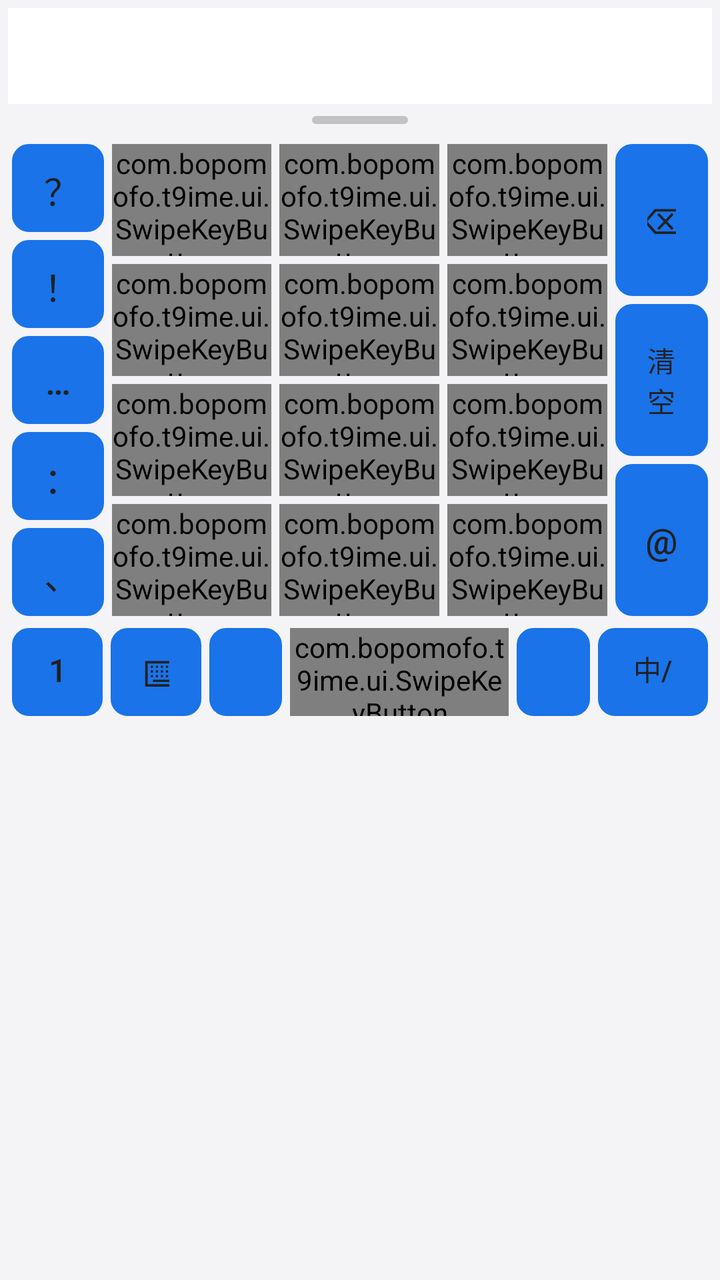
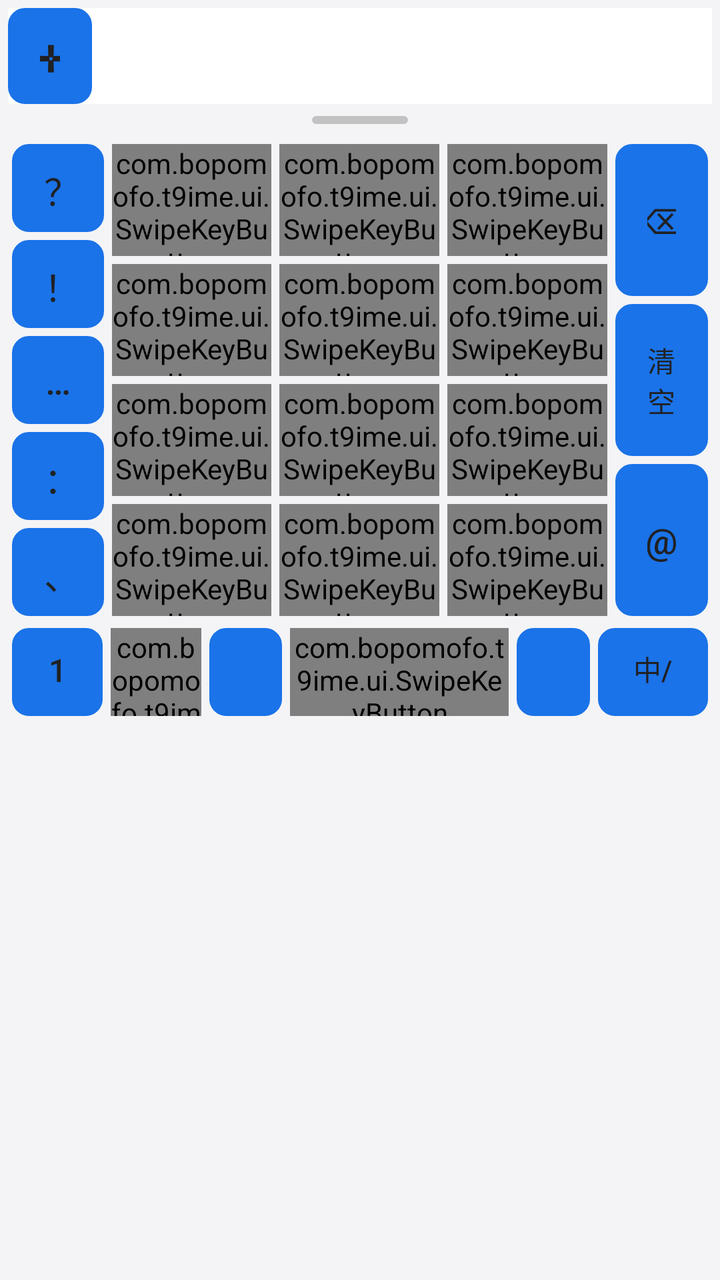

The first picture is an Android layout as it rendered before a commit; the second is the same layout after the commit. The layout source and the unified diff follow.
<!-- AndroidManifest.xml: application theme Theme.BopomofoT9IME -->
<!-- res/layout/keyboard_view.xml -->
<?xml version="1.0" encoding="utf-8"?>
<LinearLayout xmlns:android="http://schemas.android.com/apk/res/android"
    android:id="@+id/keyboard_root"
    android:layout_width="match_parent"
    android:layout_height="wrap_content"
    android:background="@color/kb_bg"
    android:orientation="vertical"
    android:padding="4dp">

    
    <FrameLayout
        android:layout_width="match_parent"
        android:layout_height="48dp"
        android:background="@color/kb_candidate_bg">

        <HorizontalScrollView
            android:id="@+id/candidate_scroll"
            android:layout_width="match_parent"
            android:layout_height="match_parent"
            android:fadingEdgeLength="24dp"
            android:requiresFadingEdge="horizontal"
            android:scrollbars="none">

            <LinearLayout
                android:id="@+id/candidate_container"
                android:layout_width="wrap_content"
                android:layout_height="match_parent"
                android:gravity="center_vertical"
                android:orientation="horizontal"
                android:paddingStart="8dp"
                android:paddingEnd="32dp" />
        </HorizontalScrollView>

        
        <TextView
            android:id="@+id/candidate_more_indicator"
            android:layout_width="28dp"
            android:layout_height="match_parent"
            android:layout_gravity="end|center_vertical"
            android:gravity="center"
            android:text="›"
            android:textColor="@color/kb_candidate_text"
            android:textSize="22sp"
            android:textStyle="bold"
            android:background="@drawable/bg_candidate_more"
            android:visibility="gone" />
    </FrameLayout>

    
    <FrameLayout
        android:id="@+id/layout_resize_handle"
        android:layout_width="match_parent"
        android:layout_height="16dp"
        android:clickable="true"
        android:focusable="true">

        <View
            android:layout_width="48dp"
            android:layout_height="4dp"
            android:layout_gravity="center"
            android:background="@drawable/bg_resize_pill" />
    </FrameLayout>

    
    <FrameLayout
        android:id="@+id/layout_main_frame"
        android:layout_width="match_parent"
        android:layout_height="240dp"
        android:layout_marginTop="2dp">

        
        <LinearLayout
            android:id="@+id/layout_12key"
            android:layout_width="match_parent"
            android:layout_height="match_parent"
            android:orientation="horizontal"
            android:visibility="visible">

            
            <FrameLayout
                android:layout_width="0dp"
                android:layout_height="match_parent"
                android:layout_weight="1.2">

                
                <LinearLayout
                    android:id="@+id/layout_symbols"
                    android:layout_width="match_parent"
                    android:layout_height="match_parent"
                    android:orientation="vertical"
                    android:visibility="visible">

                    <Button
                        android:id="@+id/btn_sym_1"
                        style="?android:attr/borderlessButtonStyle"
                        android:layout_width="match_parent"
                        android:layout_height="0dp"
                        android:layout_margin="2dp"
                        android:layout_weight="1"
                        android:background="@drawable/bg_key_action"
                        android:text="？"
                        android:textColor="@color/kb_text_primary"
                        android:textSize="18sp" />

                    <Button
                        android:id="@+id/btn_sym_2"
                        style="?android:attr/borderlessButtonStyle"
                        android:layout_width="match_parent"
                        android:layout_height="0dp"
                        android:layout_margin="2dp"
                        android:layout_weight="1"
                        android:background="@drawable/bg_key_action"
                        android:text="！"
                        android:textColor="@color/kb_text_primary"
                        android:textSize="18sp" />

                    <Button
                        android:id="@+id/btn_sym_3"
                        style="?android:attr/borderlessButtonStyle"
                        android:layout_width="match_parent"
                        android:layout_height="0dp"
                        android:layout_margin="2dp"
                        android:layout_weight="1"
                        android:background="@drawable/bg_key_action"
                        android:text="……"
                        android:textColor="@color/kb_text_primary"
                        android:textSize="18sp" />

                    <Button
                        android:id="@+id/btn_sym_4"
                        style="?android:attr/borderlessButtonStyle"
                        android:layout_width="match_parent"
                        android:layout_height="0dp"
                        android:layout_margin="2dp"
                        android:layout_weight="1"
                        android:background="@drawable/bg_key_action"
                        android:text="："
                        android:textColor="@color/kb_text_primary"
                        android:textSize="18sp" />

                    <Button
                        android:id="@+id/btn_sym_5"
                        style="?android:attr/borderlessButtonStyle"
                        android:layout_width="match_parent"
                        android:layout_height="0dp"
                        android:layout_margin="2dp"
                        android:layout_weight="1"
                        android:background="@drawable/bg_key_action"
                        android:text="、"
                        android:textColor="@color/kb_text_primary"
                        android:textSize="18sp" />
                </LinearLayout>

                
                <ScrollView
                    android:id="@+id/scroll_zhuyin_combos"
                    android:layout_width="match_parent"
                    android:layout_height="match_parent"
                    android:scrollbars="none"
                    android:visibility="gone">

                    <LinearLayout
                        android:id="@+id/container_zhuyin_combos"
                        android:layout_width="match_parent"
                        android:layout_height="wrap_content"
                        android:orientation="vertical" />
                </ScrollView>
            </FrameLayout>

            
            <LinearLayout
                android:layout_width="0dp"
                android:layout_height="match_parent"
                android:layout_weight="6"
                android:orientation="vertical">

                
                <LinearLayout
                    android:layout_width="match_parent"
                    android:layout_height="0dp"
                    android:layout_weight="1"
                    android:orientation="horizontal">

                    <com.bopomofo.t9ime.ui.SwipeKeyButton
                        android:id="@+id/key_k1"
                        style="?android:attr/borderlessButtonStyle"
                        android:layout_width="0dp"
                        android:layout_height="match_parent"
                        android:layout_margin="2dp"
                        android:layout_weight="1"
                        android:background="@drawable/bg_key"
                        android:text="ㄅ ㄉ ㄚ"
                        android:textColor="@color/kb_text_primary"
                        android:textSize="16sp" />

                    <com.bopomofo.t9ime.ui.SwipeKeyButton
                        android:id="@+id/key_k2"
                        style="?android:attr/borderlessButtonStyle"
                        android:layout_width="0dp"
                        android:layout_height="match_parent"
                        android:layout_margin="2dp"
                        android:layout_weight="1"
                        android:background="@drawable/bg_key"
                        android:text="ㄍ ㄐ ㄞ"
                        android:textColor="@color/kb_text_primary"
                        android:textSize="16sp" />

                    <com.bopomofo.t9ime.ui.SwipeKeyButton
                        android:id="@+id/key_k3"
                        style="?android:attr/borderlessButtonStyle"
                        android:layout_width="0dp"
                        android:layout_height="match_parent"
                        android:layout_margin="2dp"
                        android:layout_weight="1"
                        android:background="@drawable/bg_key"
                        android:text="ㄓ ㄗ ㄢ ㄦ"
                        android:textColor="@color/kb_text_primary"
                        android:textSize="15sp" />
                </LinearLayout>

                
                <LinearLayout
                    android:layout_width="match_parent"
                    android:layout_height="0dp"
                    android:layout_weight="1"
                    android:orientation="horizontal">

                    <com.bopomofo.t9ime.ui.SwipeKeyButton
                        android:id="@+id/key_k4"
                        style="?android:attr/borderlessButtonStyle"
                        android:layout_width="0dp"
                        android:layout_height="match_parent"
                        android:layout_margin="2dp"
                        android:layout_weight="1"
                        android:background="@drawable/bg_key"
                        android:text="ㄆ ㄊ ㄛ"
                        android:textColor="@color/kb_text_primary"
                        android:textSize="16sp" />

                    <com.bopomofo.t9ime.ui.SwipeKeyButton
                        android:id="@+id/key_k5"
                        style="?android:attr/borderlessButtonStyle"
                        android:layout_width="0dp"
                        android:layout_height="match_parent"
                        android:layout_margin="2dp"
                        android:layout_weight="1"
                        android:background="@drawable/bg_key"
                        android:text="ㄎ ㄑ ㄟ"
                        android:textColor="@color/kb_text_primary"
                        android:textSize="16sp" />

                    <com.bopomofo.t9ime.ui.SwipeKeyButton
                        android:id="@+id/key_k6"
                        style="?android:attr/borderlessButtonStyle"
                        android:layout_width="0dp"
                        android:layout_height="match_parent"
                        android:layout_margin="2dp"
                        android:layout_weight="1"
                        android:background="@drawable/bg_key"
                        android:text="ㄔ ㄘ ㄣ ㄧ"
                        android:textColor="@color/kb_text_primary"
                        android:textSize="15sp" />
                </LinearLayout>

                
                <LinearLayout
                    android:layout_width="match_parent"
                    android:layout_height="0dp"
                    android:layout_weight="1"
                    android:orientation="horizontal">

                    <com.bopomofo.t9ime.ui.SwipeKeyButton
                        android:id="@+id/key_k7"
                        style="?android:attr/borderlessButtonStyle"
                        android:layout_width="0dp"
                        android:layout_height="match_parent"
                        android:layout_margin="2dp"
                        android:layout_weight="1"
                        android:background="@drawable/bg_key"
                        android:text="ㄇ ㄋ ㄜ"
                        android:textColor="@color/kb_text_primary"
                        android:textSize="16sp" />

                    <com.bopomofo.t9ime.ui.SwipeKeyButton
                        android:id="@+id/key_k8"
                        style="?android:attr/borderlessButtonStyle"
                        android:layout_width="0dp"
                        android:layout_height="match_parent"
                        android:layout_margin="2dp"
                        android:layout_weight="1"
                        android:background="@drawable/bg_key"
                        android:text="ㄏ ㄒ ㄠ ㄡ"
                        android:textColor="@color/kb_text_primary"
                        android:textSize="15sp" />

                    <com.bopomofo.t9ime.ui.SwipeKeyButton
                        android:id="@+id/key_k9"
                        style="?android:attr/borderlessButtonStyle"
                        android:layout_width="0dp"
                        android:layout_height="match_parent"
                        android:layout_margin="2dp"
                        android:layout_weight="1"
                        android:background="@drawable/bg_key"
                        android:text="ㄕ ㄙ ㄤ ㄨ"
                        android:textColor="@color/kb_text_primary"
                        android:textSize="15sp" />
                </LinearLayout>

                
                <LinearLayout
                    android:layout_width="match_parent"
                    android:layout_height="0dp"
                    android:layout_weight="1"
                    android:orientation="horizontal">

                    <com.bopomofo.t9ime.ui.SwipeKeyButton
                        android:id="@+id/key_k10"
                        style="?android:attr/borderlessButtonStyle"
                        android:layout_width="0dp"
                        android:layout_height="match_parent"
                        android:layout_margin="2dp"
                        android:layout_weight="1"
                        android:background="@drawable/bg_key"
                        android:text="ㄈ ㄌ ㄝ"
                        android:textColor="@color/kb_text_primary"
                        android:textSize="16sp" />

                    <com.bopomofo.t9ime.ui.SwipeKeyButton
                        android:id="@+id/key_k11"
                        style="?android:attr/borderlessButtonStyle"
                        android:layout_width="0dp"
                        android:layout_height="match_parent"
                        android:layout_margin="2dp"
                        android:layout_weight="1"
                        android:background="@drawable/bg_key"
                        android:text="ˇ ˋ ˊ ˙"
                        android:textColor="@color/kb_text_primary"
                        android:textSize="18sp" />

                    <com.bopomofo.t9ime.ui.SwipeKeyButton
                        android:id="@+id/key_k12"
                        style="?android:attr/borderlessButtonStyle"
                        android:layout_width="0dp"
                        android:layout_height="match_parent"
                        android:layout_margin="2dp"
                        android:layout_weight="1"
                        android:background="@drawable/bg_key"
                        android:text="ㄖ ㄥ ㄩ"
                        android:textColor="@color/kb_text_primary"
                        android:textSize="16sp" />
                </LinearLayout>

            </LinearLayout>

            
            <LinearLayout
                android:layout_width="0dp"
                android:layout_height="match_parent"
                android:layout_weight="1.2"
                android:orientation="vertical">

                <Button
                    android:id="@+id/btn_backspace"
                    style="?android:attr/borderlessButtonStyle"
                    android:layout_width="match_parent"
                    android:layout_height="0dp"
                    android:layout_margin="2dp"
                    android:layout_weight="1"
                    android:background="@drawable/bg_key_action"
                    android:text="⌫"
                    android:textColor="@color/kb_text_primary"
                    android:textSize="18sp" />

                <Button
                    android:id="@+id/btn_clear"
                    style="?android:attr/borderlessButtonStyle"
                    android:layout_width="match_parent"
                    android:layout_height="0dp"
                    android:layout_margin="2dp"
                    android:layout_weight="1"
                    android:background="@drawable/bg_key_action"
                    android:text="清空"
                    android:textColor="@color/kb_text_primary"
                    android:textSize="14sp" />

                <Button
                    android:id="@+id/btn_sym_at"
                    style="?android:attr/borderlessButtonStyle"
                    android:layout_width="match_parent"
                    android:layout_height="0dp"
                    android:layout_margin="2dp"
                    android:layout_weight="1"
                    android:background="@drawable/bg_key_action"
                    android:text="@"
                    android:textColor="@color/kb_text_primary"
                    android:textSize="18sp" />
            </LinearLayout>
        </LinearLayout>

        
        <LinearLayout
            android:id="@+id/layout_qwerty"
            android:layout_width="match_parent"
            android:layout_height="match_parent"
            android:orientation="vertical"
            android:visibility="gone">

            
            <LinearLayout
                android:id="@+id/qwerty_row_symbols"
                android:layout_width="match_parent"
                android:layout_height="0dp"
                android:layout_weight="0.85"
                android:orientation="horizontal" />

            
            <LinearLayout
                android:id="@+id/qwerty_row_1"
                android:layout_width="match_parent"
                android:layout_height="0dp"
                android:layout_weight="1"
                android:orientation="horizontal" />

            
            <LinearLayout
                android:id="@+id/qwerty_row_2"
                android:layout_width="match_parent"
                android:layout_height="0dp"
                android:layout_weight="1"
                android:orientation="horizontal"
                android:paddingStart="16dp"
                android:paddingEnd="16dp" />

            
            <LinearLayout
                android:id="@+id/qwerty_row_3"
                android:layout_width="match_parent"
                android:layout_height="0dp"
                android:layout_weight="1"
                android:orientation="horizontal" />
        </LinearLayout>

        
        <FrameLayout
            android:id="@+id/layout_handwriting"
            android:layout_width="match_parent"
            android:layout_height="match_parent"
            android:visibility="gone">

            <com.bopomofo.t9ime.ui.HandwritingCanvasView
                android:id="@+id/handwriting_canvas"
                android:layout_width="match_parent"
                android:layout_height="match_parent"
                android:background="@drawable/bg_key" />

            <Button
                android:id="@+id/btn_handwriting_clear"
                style="?android:attr/borderlessButtonStyle"
                android:layout_width="64dp"
                android:layout_height="40dp"
                android:layout_gravity="end|bottom"
                android:layout_margin="8dp"
                android:background="@drawable/bg_key_action"
                android:text="重寫"
                android:textColor="@color/kb_text_primary"
                android:textSize="14sp" />
        </FrameLayout>

    </FrameLayout>

    
    <LinearLayout
        android:layout_width="match_parent"
        android:layout_height="48dp"
        android:layout_marginTop="2dp"
        android:orientation="horizontal">

        <Button
            android:id="@+id/btn_mode_123"
            style="?android:attr/borderlessButtonStyle"
            android:layout_width="0dp"
            android:layout_height="match_parent"
            android:layout_margin="2dp"
            android:layout_weight="1"
            android:background="@drawable/bg_key_action"
            android:text="123"
            android:textColor="@color/kb_text_primary"
            android:textSize="16sp" />

        <Button
            android:id="@+id/btn_qwerty_toggle"
            style="?android:attr/borderlessButtonStyle"
            android:layout_width="0dp"
            android:layout_height="match_parent"
            android:layout_margin="2dp"
            android:layout_weight="1"
            android:background="@drawable/bg_key_action"
            android:text="⌨"
            android:textColor="@color/kb_text_primary"
            android:textSize="18sp" />

        <Button
            android:id="@+id/btn_comma"
            style="?android:attr/borderlessButtonStyle"
            android:layout_width="0dp"
            android:layout_height="match_parent"
            android:layout_margin="2dp"
            android:layout_weight="0.8"
            android:background="@drawable/bg_key_action"
            android:text="，"
            android:textColor="@color/kb_text_primary"
            android:textSize="16sp" />

        
        <com.bopomofo.t9ime.ui.SwipeKeyButton
            android:id="@+id/btn_space_swipe"
            style="?android:attr/borderlessButtonStyle"
            android:layout_width="0dp"
            android:layout_height="match_parent"
            android:layout_margin="2dp"
            android:layout_weight="2.4"
            android:background="@drawable/bg_key"
            android:text="繁"
            android:textColor="@color/kb_text_secondary"
            android:textSize="16sp" />

        <Button
            android:id="@+id/btn_period"
            style="?android:attr/borderlessButtonStyle"
            android:layout_width="0dp"
            android:layout_height="match_parent"
            android:layout_margin="2dp"
            android:layout_weight="0.8"
            android:background="@drawable/bg_key_action"
            android:text="。"
            android:textColor="@color/kb_text_primary"
            android:textSize="16sp" />

        
        <Button
            android:id="@+id/btn_lang_toggle"
            style="?android:attr/borderlessButtonStyle"
            android:layout_width="0dp"
            android:layout_height="match_parent"
            android:layout_margin="2dp"
            android:layout_weight="1.2"
            android:background="@drawable/bg_key_action"
            android:text="中/英"
            android:textColor="@color/kb_text_primary"
            android:textSize="14sp" />
    </LinearLayout>

</LinearLayout>
<!-- resources referenced by this layout -->
<resources>
  <color name="kb_bg">#F4F4F6</color>
  <color name="kb_candidate_bg">#FFFFFF</color>
  <color name="kb_candidate_text">#1A73E8</color>
  <color name="kb_text_primary">#202124</color>
  <color name="kb_text_secondary">#70757A</color>
  <!-- drawable bg_candidate_more (drawable) -->
  <?xml version="1.0" encoding="utf-8"?>
  <shape xmlns:android="http://schemas.android.com/apk/res/android"
      android:shape="rectangle">
      <gradient
          android:angle="0"
          android:startColor="#00000000"
          android:endColor="#882C3E50" />
      <corners
          android:topRightRadius="4dp"
          android:bottomRightRadius="4dp" />
  </shape>
  <!-- drawable bg_key (drawable) -->
  <shape xmlns:android="http://schemas.android.com/apk/res/android"
      android:shape="rectangle">
      <solid android:color="@color/kb_key_bg" />
      <corners android:radius="8dp" />
      <stroke
          android:width="1dp"
          android:color="#E0E0E0" />
  </shape>
  <!-- drawable bg_key_action (drawable) -->
  <shape xmlns:android="http://schemas.android.com/apk/res/android"
      android:shape="rectangle">
      <solid android:color="@color/kb_action_key_bg" />
      <corners android:radius="8dp" />
      <stroke
          android:width="1dp"
          android:color="#DADCE0" />
  </shape>
  <!-- drawable bg_resize_pill (drawable) -->
  <?xml version="1.0" encoding="utf-8"?>
  <shape xmlns:android="http://schemas.android.com/apk/res/android"
      android:shape="rectangle">
      <solid android:color="#77888888" />
      <corners android:radius="3dp" />
  </shape>
  <style name="Theme.BopomofoT9IME" parent="Theme.MaterialComponents.DayNight.NoActionBar">
          <item name="colorPrimary">#1A73E8</item>
          <item name="colorPrimaryVariant">#174EA6</item>
          <item name="colorOnPrimary">#FFFFFF</item>
      </style>
  <color name="kb_key_bg">#FFFFFF</color>
  <color name="kb_action_key_bg">#E8EAED</color>
</resources>

<!-- the commit's change to res/layout/keyboard_view.xml (unified diff, before → after) -->
@@ -8,43 +8,63 @@
     android:padding="4dp">
 
     
-    <FrameLayout
+    <LinearLayout
         android:layout_width="match_parent"
         android:layout_height="48dp"
-        android:background="@color/kb_candidate_bg">
-
-        <HorizontalScrollView
-            android:id="@+id/candidate_scroll"
-            android:layout_width="match_parent"
-            android:layout_height="match_parent"
-            android:fadingEdgeLength="24dp"
-            android:requiresFadingEdge="horizontal"
-            android:scrollbars="none">
-
-            <LinearLayout
-                android:id="@+id/candidate_container"
-                android:layout_width="wrap_content"
+        android:background="@color/kb_candidate_bg"
+        android:gravity="center_vertical"
+        android:orientation="horizontal">
+
+        
+        <Button
+            android:id="@+id/btn_symbol_drawer"
+            style="?android:attr/borderlessButtonStyle"
+            android:layout_width="42dp"
+            android:layout_height="match_parent"
+            android:background="@drawable/bg_key_action"
+            android:text="✛"
+            android:textColor="@color/kb_text_primary"
+            android:textSize="18sp"
+            android:textStyle="bold" />
+
+        <FrameLayout
+            android:layout_width="0dp"
+            android:layout_height="match_parent"
+            android:layout_weight="1">
+
+            <HorizontalScrollView
+                android:id="@+id/candidate_scroll"
+                android:layout_width="match_parent"
                 android:layout_height="match_parent"
-                android:gravity="center_vertical"
-                android:orientation="horizontal"
-                android:paddingStart="8dp"
-                android:paddingEnd="32dp" />
-        </HorizontalScrollView>
-
-        
-        <TextView
-            android:id="@+id/candidate_more_indicator"
-            android:layout_width="28dp"
-            android:layout_height="match_parent"
-            android:layout_gravity="end|center_vertical"
-            android:gravity="center"
-            android:text="›"
-            android:textColor="@color/kb_candidate_text"
-            android:textSize="22sp"
-            android:textStyle="bold"
-            android:background="@drawable/bg_candidate_more"
-            android:visibility="gone" />
-    </FrameLayout>
+                android:fadingEdgeLength="24dp"
+                android:requiresFadingEdge="horizontal"
+                android:scrollbars="none">
+
+                <LinearLayout
+                    android:id="@+id/candidate_container"
+                    android:layout_width="wrap_content"
+                    android:layout_height="match_parent"
+                    android:gravity="center_vertical"
+                    android:orientation="horizontal"
+                    android:paddingStart="6dp"
+                    android:paddingEnd="32dp" />
+            </HorizontalScrollView>
+
+            
+            <TextView
+                android:id="@+id/candidate_more_indicator"
+                android:layout_width="28dp"
+                android:layout_height="match_parent"
+                android:layout_gravity="end|center_vertical"
+                android:gravity="center"
+                android:text="›"
+                android:textColor="@color/kb_candidate_text"
+                android:textSize="22sp"
+                android:textStyle="bold"
+                android:background="@drawable/bg_candidate_more"
+                android:visibility="gone" />
+        </FrameLayout>
+    </LinearLayout>
 
     
     <FrameLayout
@@ -466,6 +486,122 @@
                 android:textSize="14sp" />
         </FrameLayout>
 
+        
+        <LinearLayout
+            android:id="@+id/layout_zhuyin_full"
+            android:layout_width="match_parent"
+            android:layout_height="match_parent"
+            android:orientation="vertical"
+            android:visibility="gone">
+
+            
+            <LinearLayout
+                android:id="@+id/zhuyin_full_row_1"
+                android:layout_width="match_parent"
+                android:layout_height="0dp"
+                android:layout_weight="1"
+                android:orientation="horizontal" />
+
+            
+            <LinearLayout
+                android:id="@+id/zhuyin_full_row_2"
+                android:layout_width="match_parent"
+                android:layout_height="0dp"
+                android:layout_weight="1"
+                android:orientation="horizontal" />
+
+            
+            <LinearLayout
+                android:id="@+id/zhuyin_full_row_3"
+                android:layout_width="match_parent"
+                android:layout_height="0dp"
+                android:layout_weight="1"
+                android:orientation="horizontal" />
+
+            
+            <LinearLayout
+                android:id="@+id/zhuyin_full_row_4"
+                android:layout_width="match_parent"
+                android:layout_height="0dp"
+                android:layout_weight="1"
+                android:orientation="horizontal" />
+        </LinearLayout>
+
+        
+        <LinearLayout
+            android:id="@+id/layout_symbol_panel"
+            android:layout_width="match_parent"
+            android:layout_height="match_parent"
+            android:orientation="vertical"
+            android:background="@color/kb_bg"
+            android:visibility="gone">
+
+            
+            <LinearLayout
+                android:layout_width="match_parent"
+                android:layout_height="36dp"
+                android:orientation="horizontal"
+                android:background="@color/kb_candidate_bg">
+
+                <Button
+                    android:id="@+id/tab_sym_fullwidth"
+                    style="?android:attr/borderlessButtonStyle"
+                    android:layout_width="0dp"
+                    android:layout_height="match_parent"
+                    android:layout_weight="1"
+                    android:text="全形"
+                    android:textSize="13sp"
+                    android:textColor="@color/kb_text_primary" />
+
+                <Button
+                    android:id="@+id/tab_sym_halfwidth"
+                    style="?android:attr/borderlessButtonStyle"
+                    android:layout_width="0dp"
+                    android:layout_height="match_parent"
+                    android:layout_weight="1"
+                    android:text="半形"
+                    android:textSize="13sp"
+                    android:textColor="@color/kb_text_primary" />
+
+                <Button
+                    android:id="@+id/tab_sym_dpad"
+                    style="?android:attr/borderlessButtonStyle"
+                    android:layout_width="0dp"
+                    android:layout_height="match_parent"
+                    android:layout_weight="1.2"
+                    android:text="方向鍵"
+                    android:textSize="13sp"
+                    android:textColor="@color/kb_text_primary" />
+
+                <Button
+                    android:id="@+id/tab_sym_math"
+                    style="?android:attr/borderlessButtonStyle"
+                    android:layout_width="0dp"
+                    android:layout_height="match_parent"
+                    android:layout_weight="1"
+                    android:text="符號"
+                    android:textSize="13sp"
+                    android:textColor="@color/kb_text_primary" />
+
+                <Button
+                    android:id="@+id/btn_close_symbol_panel"
+                    style="?android:attr/borderlessButtonStyle"
+                    android:layout_width="38dp"
+                    android:layout_height="match_parent"
+                    android:text="✕"
+                    android:textSize="15sp"
+                    android:textColor="@color/kb_text_secondary" />
+            </LinearLayout>
+
+            
+            <FrameLayout
+                android:id="@+id/container_symbol_content"
+                android:layout_width="match_parent"
+                android:layout_height="0dp"
+                android:layout_weight="1"
+                android:padding="4dp" />
+        </LinearLayout>
+
     </FrameLayout>
 
     
@@ -487,7 +623,7 @@
             android:textColor="@color/kb_text_primary"
             android:textSize="16sp" />
 
-        <Button
+        <com.bopomofo.t9ime.ui.SwipeKeyButton
             android:id="@+id/btn_qwerty_toggle"
             style="?android:attr/borderlessButtonStyle"
             android:layout_width="0dp"
@@ -495,9 +631,9 @@
             android:layout_margin="2dp"
             android:layout_weight="1"
             android:background="@drawable/bg_key_action"
-            android:text="⌨"
+            android:text="( )"
             android:textColor="@color/kb_text_primary"
-            android:textSize="18sp" />
+            android:textSize="16sp" />
 
         <Button
             android:id="@+id/btn_comma"
